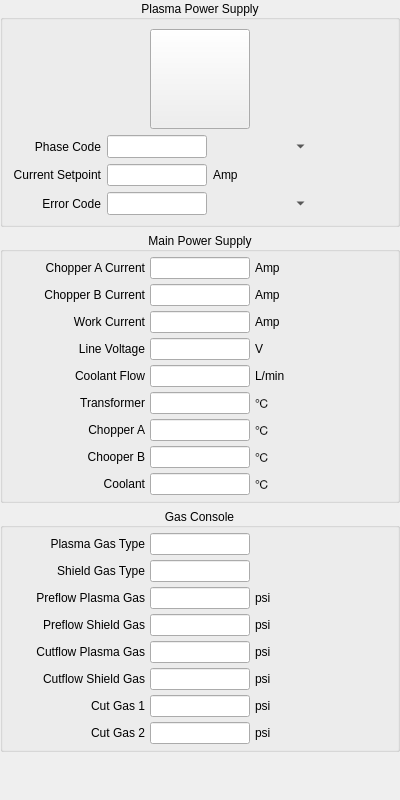
Above: src/MotionControl/Widgets/monitor/PPSMonitor/liuhe/LH270AMonitorWidget.ui from shizhan-shelly/MotionControl before the change. Below: the same form after it.
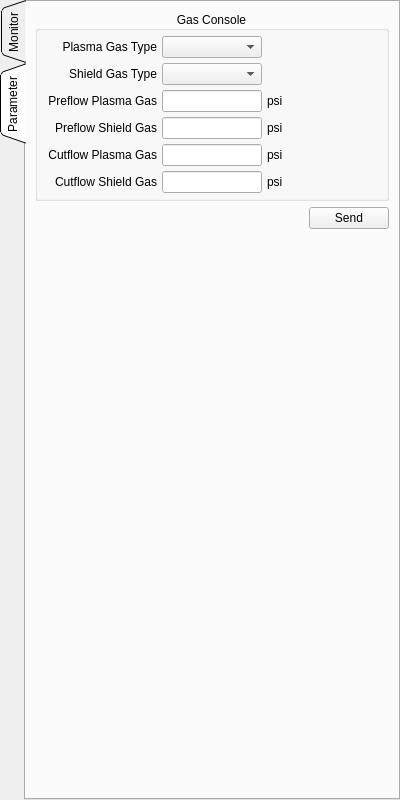
That is the form after the change. The open tabs and pages were chosen to show the change. Custom widgets are drawn as their Qt base class.

Commit message: Modify Powermax and LH270A monitor widget.

What changed in the file:
```diff
--- a/src/MotionControl/Widgets/monitor/PPSMonitor/liuhe/LH270AMonitorWidget.ui
+++ b/src/MotionControl/Widgets/monitor/PPSMonitor/liuhe/LH270AMonitorWidget.ui
@@ -10,10 +10,7 @@
     <height>800</height>
    </rect>
   </property>
-  <property name="windowTitle">
-   <string/>
-  </property>
-  <layout class="QVBoxLayout" name="verticalLayout_2">
+  <layout class="QHBoxLayout" name="horizontalLayout">
    <property name="spacing">
     <number>5</number>
    </property>
@@ -21,7 +18,29 @@
     <number>0</number>
    </property>
    <item>
-    <widget class="QGroupBox" name="groupBox_4">
+    <widget class="QTabWidget" name="tabs_">
+     <property name="tabPosition">
+      <enum>QTabWidget::West</enum>
+     </property>
+     <property name="tabShape">
+      <enum>QTabWidget::Triangular</enum>
+     </property>
+     <property name="currentIndex">
+      <number>0</number>
+     </property>
+     <widget class="QWidget" name="monitor_">
+      <attribute name="title">
+       <string>Monitor</string>
+      </attribute>
+      <layout class="QVBoxLayout" name="verticalLayout_3">
+       <property name="spacing">
+        <number>5</number>
+       </property>
+       <property name="margin">
+        <number>5</number>
+       </property>
+       <item>
+        <widget class="QGroupBox" name="groupBox_1">
      <property name="layoutDirection">
       <enum>Qt::LeftToRight</enum>
      </property>
@@ -206,14 +225,14 @@
     </widget>
    </item>
    <item>
-    <widget class="QGroupBox" name="groupBox">
+        <widget class="QGroupBox" name="groupBox_2">
      <property name="title">
       <string>Main Power Supply</string>
      </property>
      <property name="alignment">
       <set>Qt::AlignCenter</set>
      </property>
-     <layout class="QHBoxLayout" name="horizontalLayout">
+         <layout class="QVBoxLayout" name="verticalLayout_5">
       <property name="spacing">
        <number>0</number>
       </property>
@@ -508,7 +527,7 @@
      <property name="alignment">
       <set>Qt::AlignCenter</set>
      </property>
-     <layout class="QHBoxLayout" name="horizontalLayout_3">
+         <layout class="QVBoxLayout" name="verticalLayout_4">
       <property name="spacing">
        <number>0</number>
       </property>
@@ -781,6 +800,213 @@
       </size>
      </property>
     </spacer>
+       </item>
+      </layout>
+     </widget>
+     <widget class="QWidget" name="parameter_">
+      <attribute name="title">
+       <string>Parameter</string>
+      </attribute>
+      <layout class="QVBoxLayout" name="verticalLayout_2">
+       <item>
+        <widget class="QGroupBox" name="groupBox_4">
+         <property name="title">
+          <string>Gas Console</string>
+         </property>
+         <property name="alignment">
+          <set>Qt::AlignCenter</set>
+         </property>
+         <layout class="QVBoxLayout" name="verticalLayout_6">
+          <property name="spacing">
+           <number>0</number>
+          </property>
+          <property name="margin">
+           <number>5</number>
+          </property>
+          <item>
+           <layout class="QGridLayout" name="gridLayout_4">
+            <property name="spacing">
+             <number>5</number>
+            </property>
+            <item row="4" column="0">
+             <widget class="QLabel" name="label_38">
+              <property name="text">
+               <string>Cutflow Plasma Gas</string>
+              </property>
+              <property name="alignment">
+               <set>Qt::AlignRight|Qt::AlignTrailing|Qt::AlignVCenter</set>
+              </property>
+             </widget>
+            </item>
+            <item row="2" column="0">
+             <widget class="QLabel" name="label_42">
+              <property name="text">
+               <string>Preflow Plasma Gas</string>
+              </property>
+              <property name="alignment">
+               <set>Qt::AlignRight|Qt::AlignTrailing|Qt::AlignVCenter</set>
+              </property>
+             </widget>
+            </item>
+            <item row="2" column="2">
+             <widget class="QLabel" name="label_43">
+              <property name="text">
+               <string>psi</string>
+              </property>
+             </widget>
+            </item>
+            <item row="4" column="2">
+             <widget class="QLabel" name="label_40">
+              <property name="text">
+               <string>psi</string>
+              </property>
+             </widget>
+            </item>
+            <item row="5" column="0">
+             <widget class="QLabel" name="label_41">
+              <property name="text">
+               <string>Cutflow Shield Gas</string>
+              </property>
+              <property name="alignment">
+               <set>Qt::AlignRight|Qt::AlignTrailing|Qt::AlignVCenter</set>
+              </property>
+             </widget>
+            </item>
+            <item row="5" column="2">
+             <widget class="QLabel" name="label_39">
+              <property name="text">
+               <string>psi</string>
+              </property>
+             </widget>
+            </item>
+            <item row="4" column="1">
+             <widget class="QLineEdit" name="cutflow_plasma_gas_pressure_set_">
+              <property name="maximumSize">
+               <size>
+                <width>100</width>
+                <height>50</height>
+               </size>
+              </property>
+             </widget>
+            </item>
+            <item row="1" column="0">
+             <widget class="QLabel" name="label_37">
+              <property name="text">
+               <string>Shield Gas Type</string>
+              </property>
+              <property name="alignment">
+               <set>Qt::AlignRight|Qt::AlignTrailing|Qt::AlignVCenter</set>
+              </property>
+             </widget>
+            </item>
+            <item row="3" column="1">
+             <widget class="QLineEdit" name="preflow_shield_gas_pressure_set_">
+              <property name="maximumSize">
+               <size>
+                <width>100</width>
+                <height>50</height>
+               </size>
+              </property>
+             </widget>
+            </item>
+            <item row="3" column="0">
+             <widget class="QLabel" name="label_44">
+              <property name="text">
+               <string>Preflow Shield Gas</string>
+              </property>
+              <property name="alignment">
+               <set>Qt::AlignRight|Qt::AlignTrailing|Qt::AlignVCenter</set>
+              </property>
+             </widget>
+            </item>
+            <item row="0" column="0">
+             <widget class="QLabel" name="label_46">
+              <property name="text">
+               <string>Plasma Gas Type</string>
+              </property>
+              <property name="alignment">
+               <set>Qt::AlignRight|Qt::AlignTrailing|Qt::AlignVCenter</set>
+              </property>
+             </widget>
+            </item>
+            <item row="2" column="1">
+             <widget class="QLineEdit" name="preflow_plasma_gas_pressure_set_">
+              <property name="maximumSize">
+               <size>
+                <width>100</width>
+                <height>50</height>
+               </size>
+              </property>
+             </widget>
+            </item>
+            <item row="3" column="2">
+             <widget class="QLabel" name="label_45">
+              <property name="text">
+               <string>psi</string>
+              </property>
+             </widget>
+            </item>
+            <item row="5" column="1">
+             <widget class="QLineEdit" name="cutflow_shield_gas_pressure_set_">
+              <property name="maximumSize">
+               <size>
+                <width>100</width>
+                <height>50</height>
+               </size>
+              </property>
+             </widget>
+            </item>
+            <item row="0" column="1">
+             <widget class="QComboBox" name="plasma_gas_type_set_"/>
+            </item>
+            <item row="1" column="1">
+             <widget class="QComboBox" name="shield_gas_type_set_"/>
+            </item>
+           </layout>
+          </item>
+         </layout>
+        </widget>
+       </item>
+       <item>
+        <layout class="QHBoxLayout" name="horizontalLayout_2">
+         <item>
+          <spacer name="horizontalSpacer">
+           <property name="orientation">
+            <enum>Qt::Horizontal</enum>
+           </property>
+           <property name="sizeHint" stdset="0">
+            <size>
+             <width>40</width>
+             <height>20</height>
+            </size>
+           </property>
+          </spacer>
+         </item>
+         <item>
+          <widget class="QPushButton" name="send_btn_">
+           <property name="text">
+            <string>Send</string>
+           </property>
+          </widget>
+         </item>
+        </layout>
+       </item>
+       <item>
+        <spacer name="verticalSpacer_2">
+         <property name="orientation">
+          <enum>Qt::Vertical</enum>
+         </property>
+         <property name="sizeHint" stdset="0">
+          <size>
+           <width>20</width>
+           <height>596</height>
+          </size>
+         </property>
+        </spacer>
+       </item>
+      </layout>
+     </widget>
+    </widget>
    </item>
   </layout>
  </widget>
```
Left out of the diff: 2 changed lines with no effect on the pictures. Lines whose indentation alone changed are shown as unchanged. The commit also changes 1 other file.
